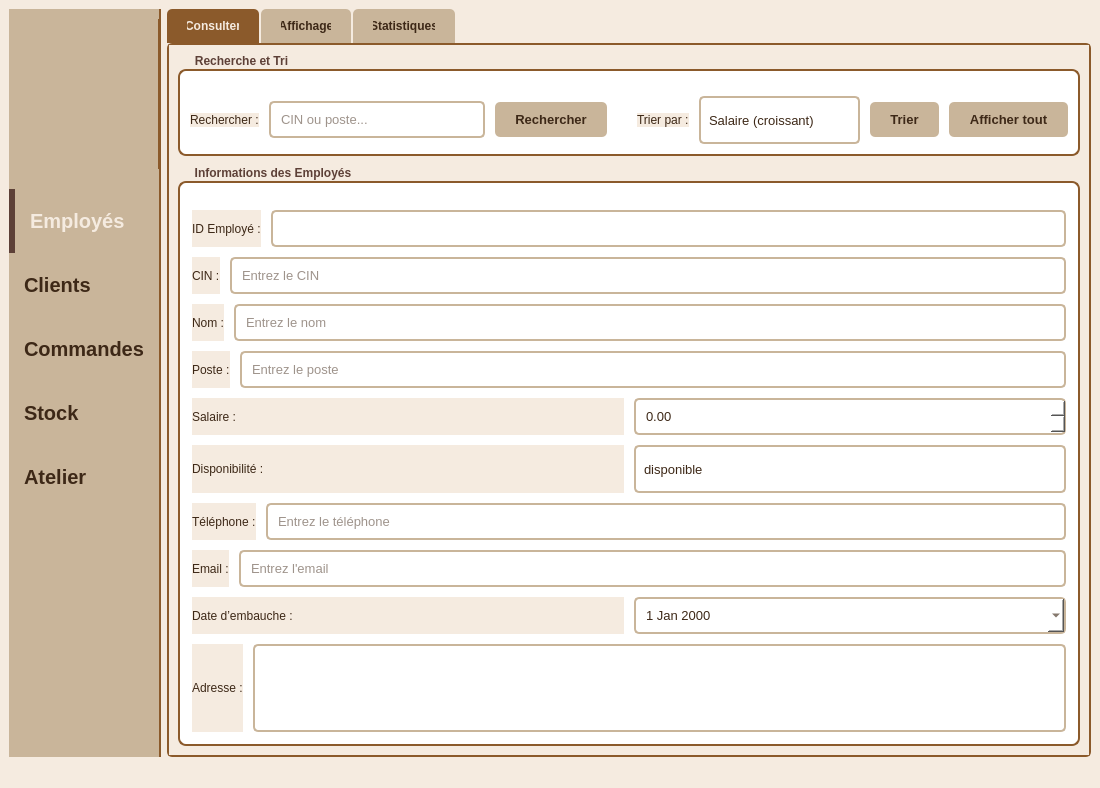
First picture: the form in mainwindow.ui, repository Esprit-UP-Algo/projetcpp2526-s2-2a8-smart-carpentry-morkshop-management, before the edit.
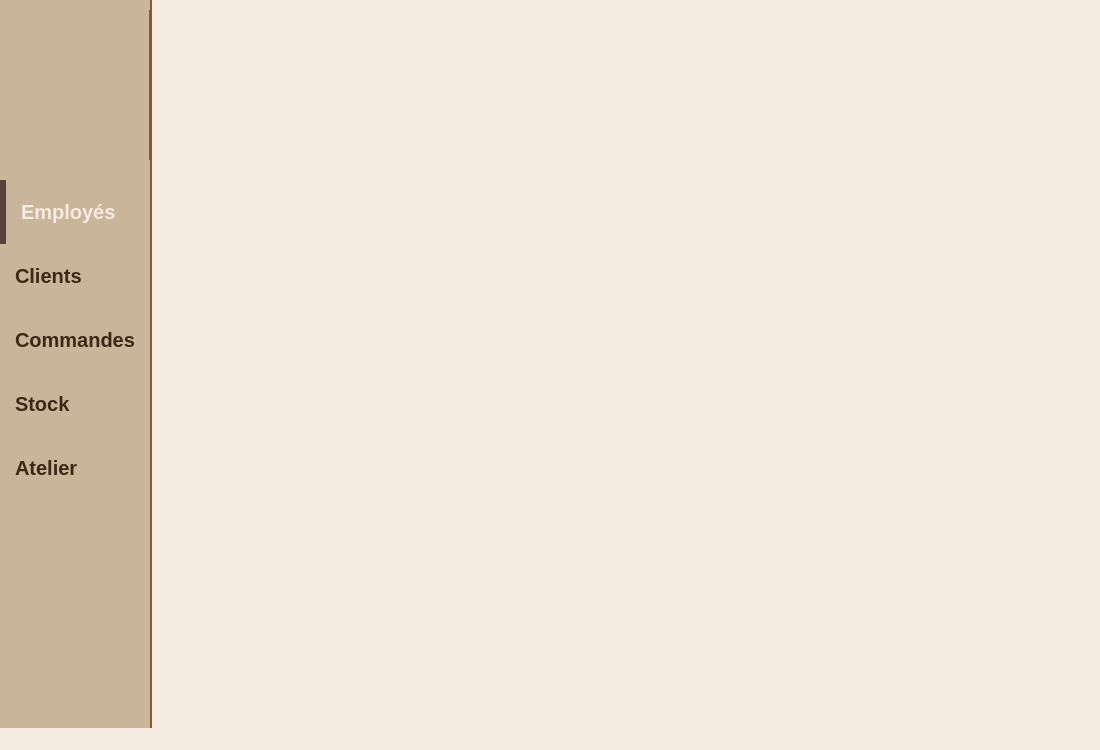
Second picture: the form after the edit. The open tabs and pages were chosen to show the change. Icons and pictures are not drawn.

```diff
--- a/mainwindow.ui
+++ b/mainwindow.ui
@@ -50,6 +50,21 @@
   </property>
   <widget class="QWidget" name="centralwidget">
    <layout class="QHBoxLayout" name="horizontalLayoutPrincipal" stretch="0,1">
+    <property name="spacing">
+     <number>0</number>
+    </property>
+    <property name="leftMargin">
+     <number>0</number>
+    </property>
+    <property name="topMargin">
+     <number>0</number>
+    </property>
+    <property name="rightMargin">
+     <number>0</number>
+    </property>
+    <property name="bottomMargin">
+     <number>0</number>
+    </property>
     <item>
      <widget class="QWidget" name="sidebar" native="true">
       <property name="styleSheet">
@@ -197,631 +212,40 @@
      </widget>
     </item>
     <item>
-     <widget class="QTabWidget" name="tabWidget">
-      <property name="currentIndex">
-       <number>2</number>
-      </property>
-      <widget class="QWidget" name="tabConsulter">
-       <attribute name="title">
-        <string>Consulter</string>
-       </attribute>
-       <layout class="QVBoxLayout" name="verticalLayoutConsulter">
-        <property name="spacing">
-         <number>10</number>
-        </property>
-        <item>
-         <widget class="QGroupBox" name="groupRechercheEtTri">
-          <property name="sizePolicy">
-           <sizepolicy hsizetype="Preferred" vsizetype="Fixed">
-            <horstretch>0</horstretch>
-            <verstretch>0</verstretch>
-           </sizepolicy>
-          </property>
-          <property name="title">
-           <string>Recherche et Tri</string>
-          </property>
-          <layout class="QHBoxLayout" name="horizontalRechercheEtTri">
-           <property name="spacing">
-            <number>10</number>
-           </property>
-           <property name="leftMargin">
-            <number>10</number>
-           </property>
-           <property name="topMargin">
-            <number>10</number>
-           </property>
-           <property name="rightMargin">
-            <number>10</number>
-           </property>
-           <property name="bottomMargin">
-            <number>10</number>
-           </property>
-           <item alignment="Qt::AlignmentFlag::AlignVCenter">
-            <widget class="QLabel" name="labelRechercher">
-             <property name="text">
-              <string>Rechercher :</string>
-             </property>
-            </widget>
-           </item>
-           <item>
-            <widget class="QLineEdit" name="lineEditRecherche">
-             <property name="placeholderText">
-              <string>CIN ou poste...</string>
-             </property>
-            </widget>
-           </item>
-           <item>
-            <widget class="QPushButton" name="btnRechercher">
-             <property name="text">
-              <string>Rechercher</string>
-             </property>
-            </widget>
-           </item>
-           <item>
-            <spacer name="spacerRecherche">
-             <property name="orientation">
-              <enum>Qt::Orientation::Horizontal</enum>
-             </property>
-             <property name="sizeType">
-              <enum>QSizePolicy::Policy::Fixed</enum>
-             </property>
-             <property name="sizeHint" stdset="0">
-              <size>
-               <width>20</width>
-               <height>20</height>
-              </size>
-             </property>
-            </spacer>
-           </item>
-           <item alignment="Qt::AlignmentFlag::AlignVCenter">
-            <widget class="QLabel" name="labelTrierPar">
-             <property name="text">
-              <string>Trier par :</string>
-             </property>
-            </widget>
-           </item>
-           <item>
-            <widget class="QComboBox" name="comboBoxTri">
-             <item>
-              <property name="text">
-               <string>Salaire (croissant)</string>
-              </property>
-             </item>
-             <item>
-              <property name="text">
-               <string>Salaire (décroissant)</string>
-              </property>
-             </item>
-            </widget>
-           </item>
-           <item>
-            <widget class="QPushButton" name="btnTrier">
-             <property name="text">
-              <string>Trier</string>
-             </property>
-            </widget>
-           </item>
-           <item>
-            <widget class="QPushButton" name="btnAfficherTout">
-             <property name="text">
-              <string>Afficher tout</string>
-             </property>
-            </widget>
-           </item>
-          </layout>
-         </widget>
-        </item>
-        <item>
-         <widget class="QGroupBox" name="groupBoxInfoEmployes">
-          <property name="sizePolicy">
-           <sizepolicy hsizetype="Preferred" vsizetype="Expanding">
-            <horstretch>0</horstretch>
-            <verstretch>1</verstretch>
-           </sizepolicy>
-          </property>
-          <property name="title">
-           <string>Informations des Employés</string>
-          </property>
-          <layout class="QVBoxLayout" name="verticalLayoutInfo">
-           <property name="spacing">
-            <number>10</number>
-           </property>
-           <property name="leftMargin">
-            <number>12</number>
-           </property>
-           <property name="topMargin">
-            <number>12</number>
-           </property>
-           <property name="rightMargin">
-            <number>12</number>
-           </property>
-           <property name="bottomMargin">
-            <number>12</number>
-           </property>
-
-           <item>
-            <layout class="QHBoxLayout" name="horizontalID">
-             <item>
-              <widget class="QLabel" name="labelID">
-               <property name="text">
-                <string>ID Employé :</string>
-               </property>
-               <property name="minimumWidth">
-                <number>120</number>
-               </property>
-               <property name="maximumWidth">
-                <number>120</number>
-               </property>
-              </widget>
-             </item>
-             <item>
-              <widget class="QLineEdit" name="lineEditID"/>
-             </item>
-            </layout>
-           </item>
-
-           <item>
-            <layout class="QHBoxLayout" name="horizontalCIN">
-             <item>
-              <widget class="QLabel" name="labelCIN">
-               <property name="text">
-                <string>CIN :</string>
-               </property>
-               <property name="minimumWidth">
-                <number>120</number>
-               </property>
-               <property name="maximumWidth">
-                <number>120</number>
-               </property>
-              </widget>
-             </item>
-             <item>
-              <widget class="QLineEdit" name="lineEditCIN">
-               <property name="placeholderText">
-                <string>Entrez le CIN</string>
-               </property>
-              </widget>
-             </item>
-            </layout>
-           </item>
-
-           <item>
-            <layout class="QHBoxLayout" name="horizontalNom">
-             <item>
-              <widget class="QLabel" name="labelNom">
-               <property name="text">
-                <string>Nom :</string>
-               </property>
-               <property name="minimumWidth">
-                <number>120</number>
-               </property>
-               <property name="maximumWidth">
-                <number>120</number>
-               </property>
-              </widget>
-             </item>
-             <item>
-              <widget class="QLineEdit" name="lineEditNom">
-               <property name="placeholderText">
-                <string>Entrez le nom</string>
-               </property>
-              </widget>
-             </item>
-            </layout>
-           </item>
-
-           <item>
-            <layout class="QHBoxLayout" name="horizontalPoste">
-             <item>
-              <widget class="QLabel" name="labelPoste">
-               <property name="text">
-                <string>Poste :</string>
-               </property>
-               <property name="minimumWidth">
-                <number>120</number>
-               </property>
-               <property name="maximumWidth">
-                <number>120</number>
-               </property>
-              </widget>
-             </item>
-             <item>
-              <widget class="QLineEdit" name="lineEditPoste">
-               <property name="placeholderText">
-                <string>Entrez le poste</string>
-               </property>
-              </widget>
-             </item>
-            </layout>
-           </item>
-
-           <item>
-            <layout class="QHBoxLayout" name="horizontalSalaire">
-             <item>
-              <widget class="QLabel" name="labelSalaire">
-               <property name="text">
-                <string>Salaire :</string>
-               </property>
-               <property name="minimumWidth">
-                <number>120</number>
-               </property>
-               <property name="maximumWidth">
-                <number>120</number>
-               </property>
-              </widget>
-             </item>
-             <item>
-              <widget class="QDoubleSpinBox" name="doubleSpinBoxSalaire">
-               <property name="maximum">
-                <double>999999.99</double>
-               </property>
-              </widget>
-             </item>
-            </layout>
-           </item>
-
-           <item>
-            <layout class="QHBoxLayout" name="horizontalDispo">
-             <item>
-              <widget class="QLabel" name="labelDispo">
-               <property name="text">
-                <string>Disponibilité :</string>
-               </property>
-               <property name="minimumWidth">
-                <number>120</number>
-               </property>
-               <property name="maximumWidth">
-                <number>120</number>
-               </property>
-              </widget>
-             </item>
-             <item>
-              <widget class="QComboBox" name="comboBoxDispo">
-               <item><property name="text"><string>disponible</string></property></item>
-               <item><property name="text"><string>en congé</string></property></item>
-               <item><property name="text"><string>absent</string></property></item>
-              </widget>
-             </item>
-            </layout>
-           </item>
-
-           <item>
-            <layout class="QHBoxLayout" name="horizontalTelephone">
-             <item>
-              <widget class="QLabel" name="labelTelephone">
-               <property name="text">
-                <string>Téléphone :</string>
-               </property>
-               <property name="minimumWidth">
-                <number>120</number>
-               </property>
-               <property name="maximumWidth">
-                <number>120</number>
-               </property>
-              </widget>
-             </item>
-             <item>
-              <widget class="QLineEdit" name="lineEditTelephone">
-               <property name="placeholderText">
-                <string>Entrez le téléphone</string>
-               </property>
-              </widget>
-             </item>
-            </layout>
-           </item>
-
-           <item>
-            <layout class="QHBoxLayout" name="horizontalEmail">
-             <item>
-              <widget class="QLabel" name="labelEmail">
-               <property name="text">
-                <string>Email :</string>
-               </property>
-               <property name="minimumWidth">
-                <number>120</number>
-               </property>
-               <property name="maximumWidth">
-                <number>120</number>
-               </property>
-              </widget>
-             </item>
-             <item>
-              <widget class="QLineEdit" name="lineEditEmail">
-               <property name="placeholderText">
-                <string>Entrez l'email</string>
-               </property>
-              </widget>
-             </item>
-            </layout>
-           </item>
-
-           <item>
-            <layout class="QHBoxLayout" name="horizontalDateEmbauche">
-             <item>
-              <widget class="QLabel" name="labelDateEmbauche">
-               <property name="text">
-                <string>Date d’embauche :</string>
-               </property>
-               <property name="minimumWidth">
-                <number>120</number>
-               </property>
-               <property name="maximumWidth">
-                <number>120</number>
-               </property>
-              </widget>
-             </item>
-             <item>
-              <widget class="QDateEdit" name="dateEditEmbauche">
-               <property name="calendarPopup">
-                <bool>true</bool>
-               </property>
-              </widget>
-             </item>
-            </layout>
-           </item>
-
-           <item>
-            <layout class="QHBoxLayout" name="horizontalAdresse">
-             <item>
-              <widget class="QLabel" name="labelAdresse">
-               <property name="text">
-                <string>Adresse :</string>
-               </property>
-               <property name="minimumWidth">
-                <number>120</number>
-               </property>
-               <property name="maximumWidth">
-                <number>120</number>
-               </property>
-              </widget>
-             </item>
-             <item>
-              <widget class="QTextEdit" name="textEditAdresse"/>
-             </item>
-            </layout>
-           </item>
-
-           <item>
-            <spacer name="verticalSpacerForm">
-             <property name="orientation">
-              <enum>Qt::Orientation::Vertical</enum>
-             </property>
-             <property name="sizeHint" stdset="0">
-              <size>
-               <width>20</width>
-               <height>40</height>
-              </size>
-             </property>
-            </spacer>
-           </item>
-          </layout>
-         </widget>
-        </item>
-       </layout>
-      </widget>
-
-      <widget class="QWidget" name="tabAffichage">
-       <attribute name="title">
-        <string>Affichage</string>
-       </attribute>
-       <layout class="QVBoxLayout" name="verticalLayoutAffichage">
-        <property name="spacing">
-         <number>10</number>
-        </property>
-        <item>
-         <widget class="QGroupBox" name="groupBoxActions">
-          <property name="title">
-           <string>Actions</string>
-          </property>
-          <layout class="QHBoxLayout" name="horizontalLayoutActions">
-           <property name="spacing">
-            <number>10</number>
-           </property>
-           <item>
-            <widget class="QPushButton" name="btnAjouter">
-             <property name="text">
-              <string>+ Ajouter</string>
-             </property>
-            </widget>
-           </item>
-           <item>
-            <widget class="QPushButton" name="btnModifier">
-             <property name="text">
-              <string>Modifier</string>
-             </property>
-            </widget>
-           </item>
-           <item>
-            <widget class="QPushButton" name="btnSupprimer">
-             <property name="text">
-              <string>Supprimer</string>
-             </property>
-            </widget>
-           </item>
-           <item>
-            <widget class="QPushButton" name="btnAfficherTout">
-             <property name="text">
-              <string>Afficher Tout</string>
-             </property>
-            </widget>
-           </item>
-           <item>
-            <spacer name="horizontalSpacerActions">
-             <property name="orientation">
-              <enum>Qt::Orientation::Horizontal</enum>
-             </property>
-             <property name="sizeHint" stdset="0">
-              <size>
-               <width>40</width>
-               <height>20</height>
-              </size>
-             </property>
-            </spacer>
-           </item>
-           <item>
-            <widget class="QPushButton" name="btnVider">
-             <property name="text">
-              <string>Vider</string>
-             </property>
-            </widget>
-           </item>
-          </layout>
-         </widget>
-        </item>
-
-        <item>
-         <widget class="QTableWidget" name="tableWidgetEmployes">
-          <property name="alternatingRowColors">
-           <bool>true</bool>
-          </property>
-          <property name="selectionBehavior">
-           <enum>QAbstractItemView::SelectionBehavior::SelectRows</enum>
-          </property>
-          <property name="sortingEnabled">
-           <bool>true</bool>
-          </property>
-          <column><property name="text"><string>ID Employé</string></property></column>
-          <column><property name="text"><string>CIN</string></property></column>
-          <column><property name="text"><string>Nom</string></property></column>
-          <column><property name="text"><string>Poste</string></property></column>
-          <column><property name="text"><string>Salaire</string></property></column>
-          <column><property name="text"><string>Disponibilité</string></property></column>
-          <column><property name="text"><string>Téléphone</string></property></column>
-          <column><property name="text"><string>Email</string></property></column>
-          <column><property name="text"><string>Date d’embauche</string></property></column>
-          <column><property name="text"><string>Adresse</string></property></column>
-         </widget>
-        </item>
-
-        <item>
-         <widget class="QGroupBox" name="groupBoxExport">
-          <property name="title">
-           <string>Emploi de travail</string>
-          </property>
-          <layout class="QVBoxLayout" name="verticalLayoutExport">
-           <item>
-            <widget class="QLabel" name="labelExportInfo">
-             <property name="text">
-              <string>Choisissez le format d'exportation de l’emploi de travail :</string>
-             </property>
-            </widget>
-           </item>
-           <item>
-            <layout class="QHBoxLayout" name="horizontalLayoutExportButtons">
-             <item>
-              <widget class="QPushButton" name="btnExportPDF">
-               <property name="minimumSize">
-                <size>
-                 <width>0</width>
-                 <height>50</height>
-                </size>
-               </property>
-               <property name="text">
-                <string>Exporter en PDF</string>
-               </property>
-              </widget>
-             </item>
-            </layout>
-           </item>
-           <item>
-            <widget class="QGroupBox" name="groupBoxExportOptions">
-             <property name="title">
-              <string>Options d'exportation</string>
-             </property>
-             <layout class="QVBoxLayout" name="verticalLayoutOptions">
-              <item>
-               <widget class="QCheckBox" name="checkBoxInclureEntete">
-                <property name="text">
-                 <string>Inclure l'en-tête</string>
-                </property>
-                <property name="checked">
-                 <bool>true</bool>
-                </property>
-               </widget>
-              </item>
-              <item>
-               <widget class="QCheckBox" name="checkBoxDateExport">
-                <property name="text">
-                 <string>Inclure la date d'exportation</string>
-                </property>
-                <property name="checked">
-                 <bool>true</bool>
-                </property>
-               </widget>
-              </item>
-             </layout>
-            </widget>
-           </item>
-          </layout>
-         </widget>
-        </item>
-       </layout>
-      </widget>
-
-      <widget class="QWidget" name="tabStatistiques">
-       <attribute name="title">
-        <string>Statistiques</string>
-       </attribute>
-       <layout class="QVBoxLayout" name="verticalLayoutStats">
-        <item>
-         <widget class="QGroupBox" name="groupBoxStats">
-          <property name="title">
-           <string>Statistiques : heures des travails des employés</string>
-          </property>
-          <layout class="QGridLayout" name="gridLayoutStats">
-           <item row="0" column="0">
-            <widget class="QLabel" name="labelTotalEmployes">
-             <property name="font">
-              <font>
-               <family>Segoe UI</family>
-               <bold>true</bold>
-              </font>
-             </property>
-             <property name="text">
-              <string>Heures de travail des employés :</string>
-             </property>
-            </widget>
-           </item>
-           <item row="0" column="1">
-            <widget class="QLabel" name="labelTotalEmployesValeur">
-             <property name="font">
-              <font>
-               <family>Segoe UI</family>
-               <pointsize>12</pointsize>
-              </font>
-             </property>
-             <property name="text">
-              <string>0</string>
-             </property>
-            </widget>
-           </item>
-           <item row="1" column="0">
-            <widget class="QPushButton" name="btnActualiserStats">
-             <property name="text">
-              <string>Actualiser les heures</string>
-             </property>
-            </widget>
-           </item>
-          </layout>
-         </widget>
-        </item>
-        <item>
-         <spacer name="verticalSpacerStats">
-          <property name="orientation">
-           <enum>Qt::Orientation::Vertical</enum>
-          </property>
-          <property name="sizeHint" stdset="0">
-           <size>
-            <width>20</width>
-            <height>40</height>
-           </size>
-          </property>
-         </spacer>
-        </item>
-       </layout>
-      </widget>
+     <widget class="QWidget" name="contentContainer">
+      <layout class="QVBoxLayout" name="contentLayout">
+       <property name="spacing">
+        <number>0</number>
+       </property>
+       <property name="leftMargin">
+        <number>0</number>
+       </property>
+       <property name="topMargin">
+        <number>0</number>
+       </property>
+       <property name="rightMargin">
+        <number>0</number>
+       </property>
+       <property name="bottomMargin">
+        <number>0</number>
+       </property>
+       <item>
+        <spacer name="contentSpacer">
+         <property name="orientation">
+          <enum>Qt::Orientation::Vertical</enum>
+         </property>
+         <property name="sizeHint" stdset="0">
+          <size>
+           <width>20</width>
+           <height>20</height>
+          </size>
+         </property>
+        </spacer>
+       </item>
+      </layout>
      </widget>
     </item>
+
    </layout>
   </widget>
   <widget class="QStatusBar" name="statusbar"/>
```
Left out of the diff: 1 changed line with no effect on the pictures.
